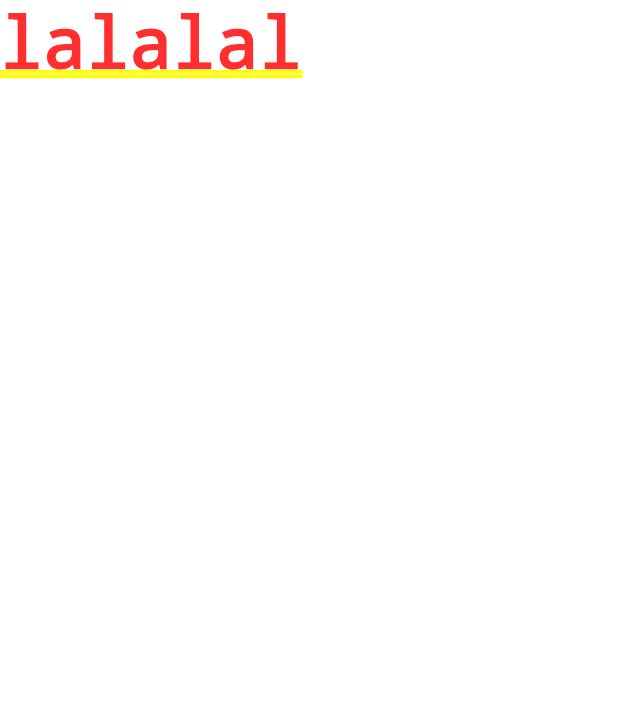
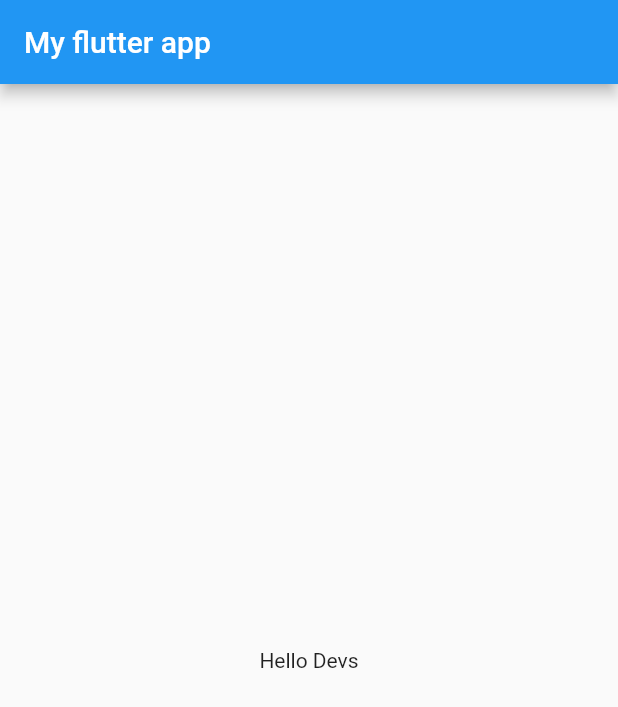
Before and after one commit to mastercba/flutterUI, a Flutter app: the screen it shows after launch, on a phone screen of 412 x 824 dp. Shown: the top 707 px of the screen. Run offline on Flutter 3.47's test engine with Material 2 defaults, Android fonts, the phone set to English and light mode, and no system bars.

Commit message:
5.Scaffold1

```diff
--- a/lib/main.dart
+++ b/lib/main.dart
@@ -1,4 +1,5 @@
 import 'package:flutter/material.dart';
+import 'pages/home_page.dart';
 
 void main() => runApp(MyApp());
 
@@ -6,7 +7,7 @@ class MyApp extends StatelessWidget {
   @override
   Widget build(BuildContext context) {
     return MaterialApp(
-      home: Text("lalalal"),
+      home: HomePage(),
     );
   }
 }
--- /dev/null
+++ b/lib/pages/home_page.dart
@@ -0,0 +1,15 @@
+import 'package:flutter/material.dart';
+
+class HomePage extends StatelessWidget {
+  @override
+  Widget build(BuildContext context) {
+    return Scaffold(
+      appBar: AppBar(
+        title: Text("My flutter app"),
+      ),
+      body: Center(
+        child: Text("Hello Devs"),
+      ),
+    );
+  }
+}
```
